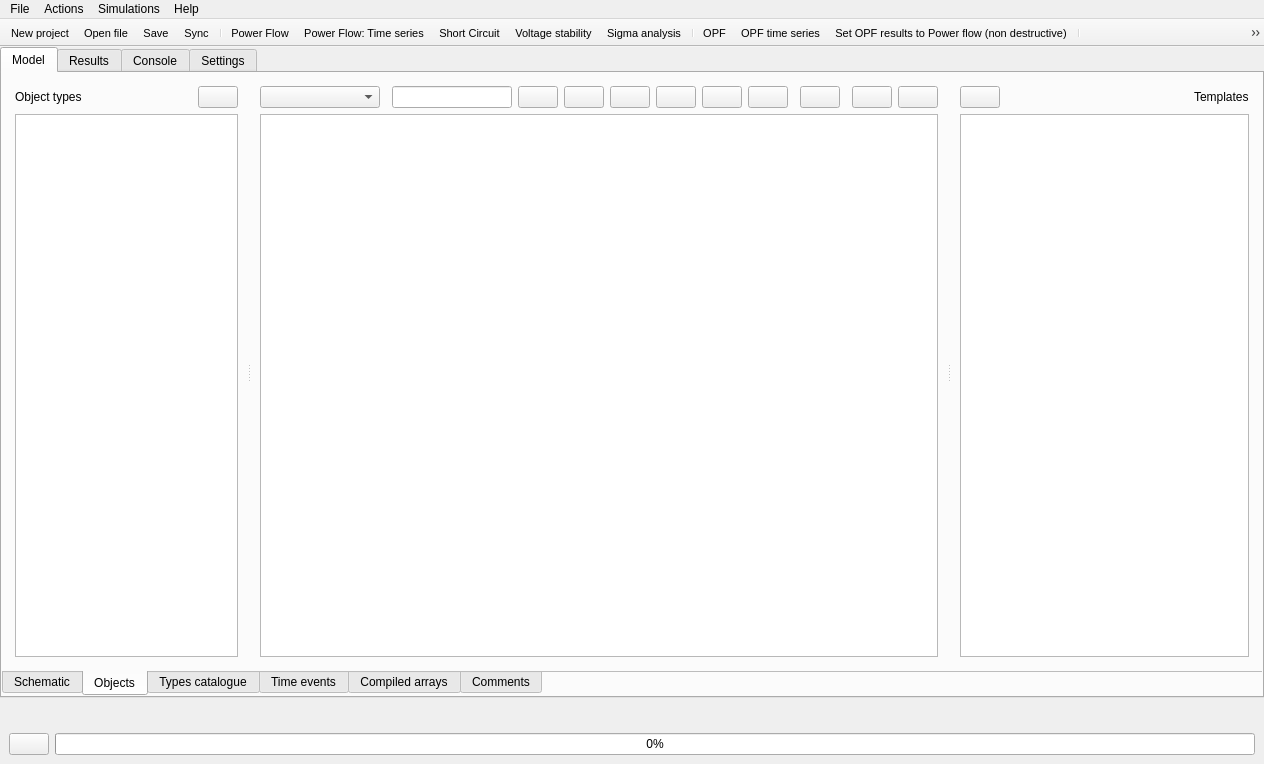
Old version of the form src/GridCal/Gui/Main/MainWindow.ui in the repository SanPen/GridCal.
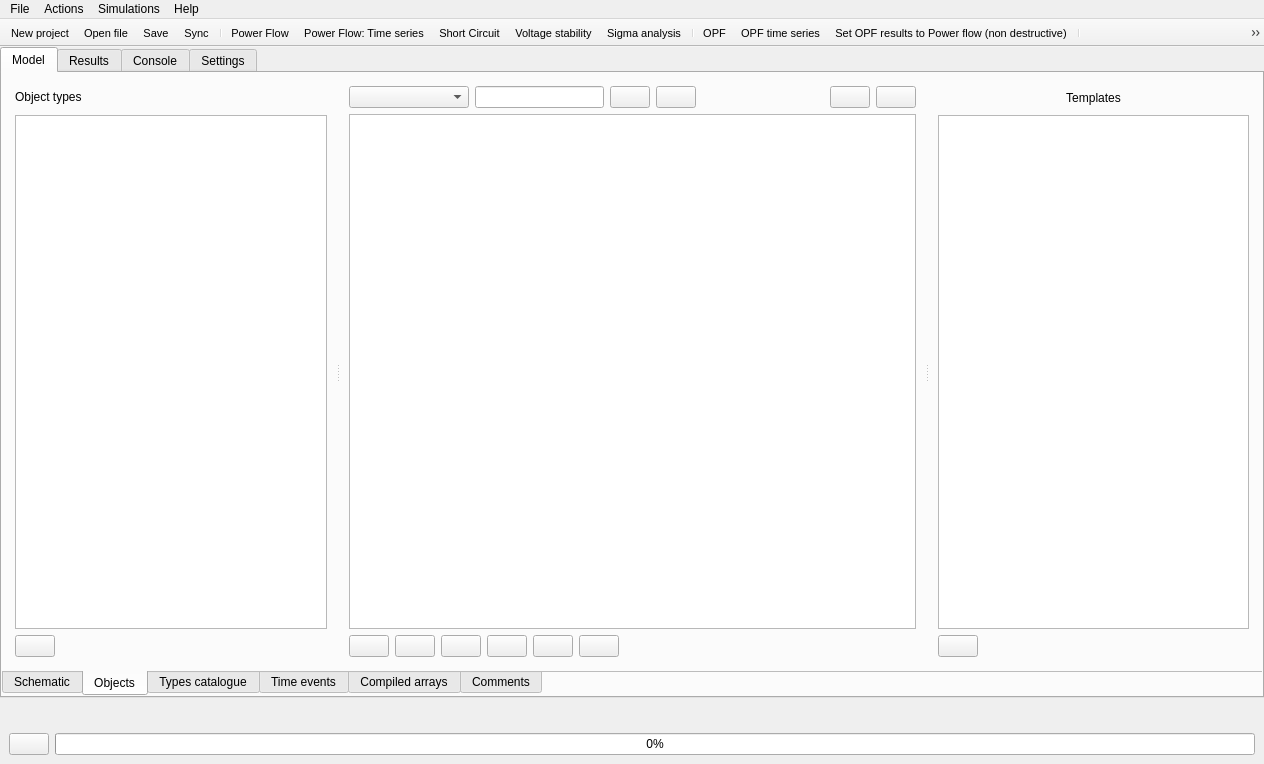
New version of the form. The open tabs and pages were chosen to show the change. Icons and pictures are not drawn.

Commit message: Added Area, Substation, Zone and Country objects

Patch:
```diff
--- a/src/GridCal/Gui/Main/MainWindow.ui
+++ b/src/GridCal/Gui/Main/MainWindow.ui
@@ -461,28 +461,63 @@
                <property name="frameShadow">
                 <enum>QFrame::Raised</enum>
                </property>
-               <layout class="QGridLayout" name="gridLayout_15">
-                <item row="0" column="2">
-                 <spacer name="horizontalSpacer_15">
-                  <property name="orientation">
-                   <enum>Qt::Horizontal</enum>
+               <layout class="QVBoxLayout" name="verticalLayout_27">
+                <item>
+                 <widget class="QFrame" name="frame_55">
+                  <property name="frameShape">
+                   <enum>QFrame::NoFrame</enum>
                   </property>
-                  <property name="sizeHint" stdset="0">
-                   <size>
-                    <width>40</width>
-                    <height>20</height>
-                   </size>
+                  <property name="frameShadow">
+                   <enum>QFrame::Raised</enum>
                   </property>
-                 </spacer>
-                </item>
-                <item row="0" column="0" colspan="2">
+                  <layout class="QHBoxLayout" name="horizontalLayout_29">
+                   <property name="leftMargin">
+                    <number>0</number>
+                   </property>
+                   <property name="topMargin">
+                    <number>4</number>
+                   </property>
+                   <property name="rightMargin">
+                    <number>0</number>
+                   </property>
+                   <property name="bottomMargin">
+                    <number>5</number>
+                   </property>
+                   <item>
                  <widget class="QLabel" name="label_3">
                   <property name="text">
                    <string>Object types</string>
                   </property>
                  </widget>
                 </item>
-                <item row="0" column="3">
+                  </layout>
+                 </widget>
+                </item>
+                <item>
+                 <widget class="QListView" name="dataStructuresListView"/>
+                </item>
+                <item>
+                 <widget class="QFrame" name="frame_17">
+                  <property name="frameShape">
+                   <enum>QFrame::NoFrame</enum>
+                  </property>
+                  <property name="frameShadow">
+                   <enum>QFrame::Raised</enum>
+                  </property>
+                  <layout class="QHBoxLayout" name="horizontalLayout_26">
+                   <property name="leftMargin">
+                    <number>0</number>
+                   </property>
+                   <property name="topMargin">
+                    <number>0</number>
+                   </property>
+                   <property name="rightMargin">
+                    <number>0</number>
+                   </property>
+                   <property name="bottomMargin">
+                    <number>0</number>
+                   </property>
+                   <item>
                  <widget class="QPushButton" name="analyze_objects_pushButton">
                   <property name="toolTip">
                    <string>Launch the grid analysis interface</string>
@@ -496,8 +531,21 @@
                   </property>
                  </widget>
                 </item>
-                <item row="1" column="0" colspan="4">
-                 <widget class="QListView" name="dataStructuresListView"/>
+                   <item>
+                    <spacer name="horizontalSpacer_14">
+                     <property name="orientation">
+                      <enum>Qt::Horizontal</enum>
+                     </property>
+                     <property name="sizeHint" stdset="0">
+                      <size>
+                       <width>40</width>
+                       <height>20</height>
+                      </size>
+                     </property>
+                    </spacer>
+                   </item>
+                  </layout>
+                 </widget>
                 </item>
                </layout>
               </widget>
@@ -518,8 +566,39 @@
                 <property name="frameShadow">
                  <enum>QFrame::Raised</enum>
                 </property>
-                <layout class="QGridLayout" name="gridLayout_16">
-                 <item row="0" column="4">
+                <layout class="QVBoxLayout" name="verticalLayout_26">
+                 <item>
+                  <widget class="QFrame" name="frame_54">
+                   <property name="frameShape">
+                    <enum>QFrame::NoFrame</enum>
+                   </property>
+                   <property name="frameShadow">
+                    <enum>QFrame::Raised</enum>
+                   </property>
+                   <layout class="QHBoxLayout" name="horizontalLayout_28">
+                    <property name="leftMargin">
+                     <number>0</number>
+                    </property>
+                    <property name="topMargin">
+                     <number>0</number>
+                    </property>
+                    <property name="rightMargin">
+                     <number>0</number>
+                    </property>
+                    <property name="bottomMargin">
+                     <number>0</number>
+                    </property>
+                    <item>
+                     <widget class="QComboBox" name="property_comboBox">
+                      <property name="minimumSize">
+                       <size>
+                        <width>120</width>
+                        <height>0</height>
+                       </size>
+                      </property>
+                     </widget>
+                    </item>
+                    <item>
                   <widget class="QLineEdit" name="smart_search_lineEdit">
                    <property name="minimumSize">
                     <size>
@@ -541,7 +620,35 @@
                    </property>
                   </widget>
                  </item>
-                 <item row="0" column="13">
+                    <item>
+                     <widget class="QPushButton" name="filter_pushButton">
+                      <property name="toolTip">
+                       <string>Smart filter</string>
+                      </property>
+                      <property name="text">
+                       <string/>
+                      </property>
+                      <property name="icon">
+                       <iconset resource="icons.qrc">
+                        <normaloff>:/Icons/icons/magnifying_glass.svg</normaloff>:/Icons/icons/magnifying_glass.svg</iconset>
+                      </property>
+                     </widget>
+                    </item>
+                    <item>
+                     <widget class="QPushButton" name="highlight_by_property_pushButton">
+                      <property name="toolTip">
+                       <string>Highlight the schematic buses based on the values of the selected property</string>
+                      </property>
+                      <property name="text">
+                       <string/>
+                      </property>
+                      <property name="icon">
+                       <iconset resource="icons.qrc">
+                        <normaloff>:/Icons/icons/highlight2.svg</normaloff>:/Icons/icons/highlight2.svg</iconset>
+                      </property>
+                     </widget>
+                    </item>
+                    <item>
                   <spacer name="horizontalSpacer_6">
                    <property name="orientation">
                     <enum>Qt::Horizontal</enum>
@@ -554,21 +661,7 @@
                    </property>
                   </spacer>
                  </item>
-                 <item row="0" column="12">
-                  <widget class="QPushButton" name="setValueToColumnButton">
-                   <property name="toolTip">
-                    <string>Set value to column</string>
-                   </property>
-                   <property name="text">
-                    <string/>
-                   </property>
-                   <property name="icon">
-                    <iconset resource="icons.qrc">
-                     <normaloff>:/Icons/icons/copy2down.svg</normaloff>:/Icons/icons/copy2down.svg</iconset>
-                   </property>
-                  </widget>
-                 </item>
-                 <item row="0" column="14">
+                    <item>
                   <widget class="QPushButton" name="processTemplatesPushButton">
                    <property name="toolTip">
                     <string>Process templates</string>
@@ -582,10 +675,62 @@
                    </property>
                   </widget>
                  </item>
-                 <item row="1" column="0" colspan="16">
+                    <item>
+                     <widget class="QPushButton" name="viewTemplatesButton">
+                      <property name="toolTip">
+                       <string>View templates catalogue</string>
+                      </property>
+                      <property name="text">
+                       <string/>
+                      </property>
+                      <property name="icon">
+                       <iconset resource="icons.qrc">
+                        <normaloff>:/Icons/icons/Catalogue.svg</normaloff>:/Icons/icons/Catalogue.svg</iconset>
+                      </property>
+                     </widget>
+                    </item>
+                   </layout>
+                  </widget>
+                 </item>
+                 <item>
                   <widget class="QTableView" name="dataStructureTableView"/>
                  </item>
-                 <item row="0" column="6">
+                 <item>
+                  <widget class="QFrame" name="frame_9">
+                   <property name="frameShape">
+                    <enum>QFrame::NoFrame</enum>
+                   </property>
+                   <property name="frameShadow">
+                    <enum>QFrame::Raised</enum>
+                   </property>
+                   <layout class="QHBoxLayout" name="horizontalLayout_25">
+                    <property name="leftMargin">
+                     <number>0</number>
+                    </property>
+                    <property name="topMargin">
+                     <number>0</number>
+                    </property>
+                    <property name="rightMargin">
+                     <number>0</number>
+                    </property>
+                    <property name="bottomMargin">
+                     <number>0</number>
+                    </property>
+                    <item>
+                     <widget class="QPushButton" name="add_object_pushButton">
+                      <property name="toolTip">
+                       <string>Add new object</string>
+                      </property>
+                      <property name="text">
+                       <string/>
+                      </property>
+                      <property name="icon">
+                       <iconset resource="icons.qrc">
+                        <normaloff>:/Icons/icons/plus.svg</normaloff>:/Icons/icons/plus.svg</iconset>
+                      </property>
+                     </widget>
+                    </item>
+                    <item>
                   <widget class="QPushButton" name="delete_selected_objects_pushButton">
                    <property name="toolTip">
                     <string>Delete selection</string>
@@ -599,7 +744,7 @@
                    </property>
                   </widget>
                  </item>
-                 <item row="0" column="7">
+                    <item>
                   <widget class="QPushButton" name="delete_and_reduce_pushButton">
                    <property name="toolTip">
                     <string>&lt;html&gt;&lt;head/&gt;&lt;body&gt;&lt;p&gt;Delete and reduce.&lt;/p&gt;&lt;p&gt;Applicable to buses, it removes a bus and places its objects (loads, generators, etc.) into the next feasible bus of higher voltage.&lt;/p&gt;&lt;/body&gt;&lt;/html&gt;</string>
@@ -613,45 +758,7 @@
                    </property>
                   </widget>
                  </item>
-                 <item row="0" column="15">
-                  <widget class="QPushButton" name="viewTemplatesButton">
-                   <property name="toolTip">
-                    <string>View templates catalogue</string>
-                   </property>
-                   <property name="text">
-                    <string/>
-                   </property>
-                   <property name="icon">
-                    <iconset resource="icons.qrc">
-                     <normaloff>:/Icons/icons/Catalogue.svg</normaloff>:/Icons/icons/Catalogue.svg</iconset>
-                   </property>
-                  </widget>
-                 </item>
-                 <item row="0" column="5">
-                  <widget class="QPushButton" name="filter_pushButton">
-                   <property name="toolTip">
-                    <string>Smart filter</string>
-                   </property>
-                   <property name="text">
-                    <string/>
-                   </property>
-                   <property name="icon">
-                    <iconset resource="icons.qrc">
-                     <normaloff>:/Icons/icons/magnifying_glass.svg</normaloff>:/Icons/icons/magnifying_glass.svg</iconset>
-                   </property>
-                  </widget>
-                 </item>
-                 <item row="0" column="0" colspan="3">
-                  <widget class="QComboBox" name="property_comboBox">
-                   <property name="minimumSize">
-                    <size>
-                     <width>120</width>
-                     <height>0</height>
-                    </size>
-                   </property>
-                  </widget>
-                 </item>
-                 <item row="0" column="8">
+                    <item>
                   <widget class="QPushButton" name="highlight_selection_buses_pushButton">
                    <property name="toolTip">
                     <string>Highlight the buses of the selected elements</string>
@@ -665,21 +772,7 @@
                    </property>
                   </widget>
                  </item>
-                 <item row="0" column="9">
-                  <widget class="QPushButton" name="highlight_by_property_pushButton">
-                   <property name="toolTip">
-                    <string>Highlight the schematic buses based on the values of the selected property</string>
-                   </property>
-                   <property name="text">
-                    <string/>
-                   </property>
-                   <property name="icon">
-                    <iconset resource="icons.qrc">
-                     <normaloff>:/Icons/icons/highlight2.svg</normaloff>:/Icons/icons/highlight2.svg</iconset>
-                   </property>
-                  </widget>
-                 </item>
-                 <item row="0" column="10">
+                    <item>
                   <widget class="QPushButton" name="clear_highlight_pushButton">
                    <property name="toolTip">
                     <string>Clear the bus highlight</string>
@@ -693,6 +786,36 @@
                    </property>
                   </widget>
                  </item>
+                    <item>
+                     <widget class="QPushButton" name="setValueToColumnButton">
+                      <property name="toolTip">
+                       <string>Set value to column</string>
+                      </property>
+                      <property name="text">
+                       <string/>
+                      </property>
+                      <property name="icon">
+                       <iconset resource="icons.qrc">
+                        <normaloff>:/Icons/icons/copy2down.svg</normaloff>:/Icons/icons/copy2down.svg</iconset>
+                      </property>
+                     </widget>
+                    </item>
+                    <item>
+                     <spacer name="horizontalSpacer_9">
+                      <property name="orientation">
+                       <enum>Qt::Horizontal</enum>
+                      </property>
+                      <property name="sizeHint" stdset="0">
+                       <size>
+                        <width>40</width>
+                        <height>20</height>
+                       </size>
+                      </property>
+                     </spacer>
+                    </item>
+                   </layout>
+                  </widget>
+                 </item>
                 </layout>
                </widget>
                <widget class="QFrame" name="templatesFrame">
@@ -702,21 +825,69 @@
                 <property name="frameShadow">
                  <enum>QFrame::Raised</enum>
                 </property>
-                <layout class="QGridLayout" name="gridLayout_2">
-                 <item row="0" column="2">
-                  <spacer name="horizontalSpacer_17">
-                   <property name="orientation">
-                    <enum>Qt::Horizontal</enum>
+                <layout class="QVBoxLayout" name="verticalLayout_29">
+                 <item>
+                  <widget class="QFrame" name="frame_56">
+                   <property name="frameShape">
+                    <enum>QFrame::NoFrame</enum>
                    </property>
-                   <property name="sizeHint" stdset="0">
-                    <size>
-                     <width>278</width>
-                     <height>20</height>
-                    </size>
+                   <property name="frameShadow">
+                    <enum>QFrame::Raised</enum>
                    </property>
-                  </spacer>
-                 </item>
-                 <item row="0" column="0">
+                   <layout class="QHBoxLayout" name="horizontalLayout_30">
+                    <property name="leftMargin">
+                     <number>0</number>
+                    </property>
+                    <property name="topMargin">
+                     <number>5</number>
+                    </property>
+                    <property name="rightMargin">
+                     <number>0</number>
+                    </property>
+                    <property name="bottomMargin">
+                     <number>4</number>
+                    </property>
+                    <item>
+                     <widget class="QLabel" name="label_53">
+                      <property name="layoutDirection">
+                       <enum>Qt::RightToLeft</enum>
+                      </property>
+                      <property name="text">
+                       <string>Templates</string>
+                      </property>
+                      <property name="alignment">
+                       <set>Qt::AlignCenter</set>
+                      </property>
+                     </widget>
+                    </item>
+                   </layout>
+                  </widget>
+                 </item>
+                 <item>
+                  <widget class="QTreeView" name="catalogueTreeView"/>
+                 </item>
+                 <item>
+                  <widget class="QFrame" name="frame_53">
+                   <property name="frameShape">
+                    <enum>QFrame::NoFrame</enum>
+                   </property>
+                   <property name="frameShadow">
+                    <enum>QFrame::Raised</enum>
+                   </property>
+                   <layout class="QHBoxLayout" name="horizontalLayout_27">
+                    <property name="leftMargin">
+                     <number>0</number>
+                    </property>
+                    <property name="topMargin">
+                     <number>0</number>
+                    </property>
+                    <property name="rightMargin">
+                     <number>0</number>
+                    </property>
+                    <property name="bottomMargin">
+                     <number>0</number>
+                    </property>
+                    <item>
                   <widget class="QPushButton" name="assignTemplateButton">
                    <property name="toolTip">
                     <string>Assign template to selected element</string>
@@ -730,14 +901,20 @@
                    </property>
                   </widget>
                  </item>
-                 <item row="1" column="0" colspan="4">
-                  <widget class="QTreeView" name="catalogueTreeView"/>
-                 </item>
-                 <item row="0" column="3">
-                  <widget class="QLabel" name="label_53">
-                   <property name="text">
-                    <string>Templates</string>
-                   </property>
+                    <item>
+                     <spacer name="horizontalSpacer_20">
+                      <property name="orientation">
+                       <enum>Qt::Horizontal</enum>
+                      </property>
+                      <property name="sizeHint" stdset="0">
+                       <size>
+                        <width>40</width>
+                        <height>20</height>
+                       </size>
+                      </property>
+                     </spacer>
+                    </item>
+                   </layout>
                   </widget>
                  </item>
                 </layout>
```
Lines whose indentation alone changed are shown as unchanged. The commit also changes 17 other files.
